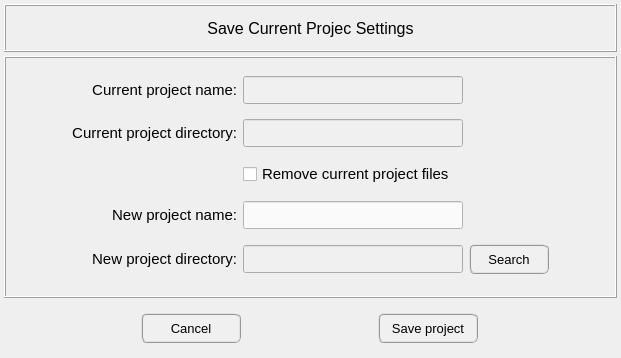
The window that pulse/interface/ui_files/project/save_project_as.ui (open-pulse/OpenPulse) describes before a commit, drawn with Qt 5.
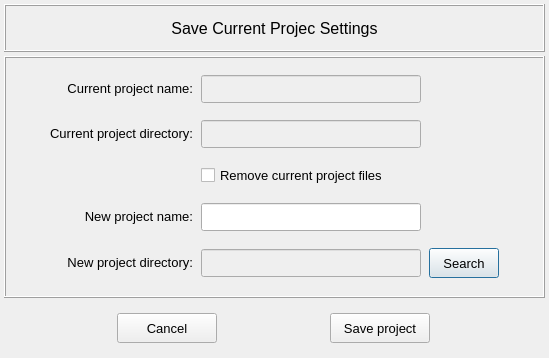
The same window after the commit. Icons and pictures are not drawn.

Commit message: Fixes a bug reached in the Save project as

Patch:
```diff
--- a/pulse/interface/ui_files/project/save_project_as.ui
+++ b/pulse/interface/ui_files/project/save_project_as.ui
@@ -6,7 +6,7 @@
    <rect>
     <x>0</x>
     <y>0</y>
-    <width>621</width>
+    <width>549</width>
     <height>358</height>
    </rect>
   </property>
@@ -77,6 +77,21 @@
       <enum>QFrame::Raised</enum>
      </property>
      <layout class="QGridLayout" name="gridLayout_3">
+      <property name="leftMargin">
+       <number>6</number>
+      </property>
+      <property name="topMargin">
+       <number>6</number>
+      </property>
+      <property name="rightMargin">
+       <number>6</number>
+      </property>
+      <property name="bottomMargin">
+       <number>6</number>
+      </property>
+      <property name="horizontalSpacing">
+       <number>8</number>
+      </property>
       <item row="4" column="3">
        <widget class="QPushButton" name="search_project_folder_button">
         <property name="sizePolicy">
@@ -87,13 +102,13 @@
         </property>
         <property name="minimumSize">
          <size>
-          <width>80</width>
+          <width>70</width>
           <height>30</height>
          </size>
         </property>
         <property name="maximumSize">
          <size>
-          <width>80</width>
+          <width>70</width>
           <height>30</height>
          </size>
         </property>
@@ -113,10 +128,7 @@
          </font>
         </property>
         <property name="styleSheet">
-         <string notr="true">QPushButton{border-radius: 6px; border-color: rgb(150, 150, 150); border-style: ridge; border-width: 2px; color: rgb(0, 0, 0); background-color: rgb(240, 240, 240)}
-QPushButton:hover{border-radius: 6px; border-color: rgb(0, 170, 255); border-style: ridge; border-width: 2px; color: rgb(0, 0, 0); background-color: rgba(174, 213, 255, 100)}
-QPushButton:pressed{border-radius: 6px; border-color: rgb(0, 170, 255); border-style: ridge; border-width: 2px; color: rgb(0, 0, 0); background-color: rgb(174, 213, 255)}
-QPushButton:disabled{border-radius: 6px; border-color: rgb(150, 150, 150); border-style: ridge; border-width: 0px; color: rgb(150,150, 150); background-color: rgb(220, 220, 220)}</string>
+         <string notr="true"/>
         </property>
         <property name="text">
          <string>Search</string>
@@ -131,7 +143,7 @@
        <widget class="QCheckBox" name="remove_current_project_files">
         <property name="font">
          <font>
-          <pointsize>11</pointsize>
+          <pointsize>10</pointsize>
          </font>
         </property>
         <property name="text">
@@ -155,7 +167,7 @@
         </property>
         <property name="font">
          <font>
-          <pointsize>11</pointsize>
+          <pointsize>10</pointsize>
          </font>
         </property>
         <property name="text">
@@ -182,7 +194,7 @@
         </property>
         <property name="font">
          <font>
-          <pointsize>11</pointsize>
+          <pointsize>10</pointsize>
          </font>
         </property>
         <property name="text">
@@ -209,7 +221,7 @@
         </property>
         <property name="font">
          <font>
-          <pointsize>11</pointsize>
+          <pointsize>10</pointsize>
          </font>
         </property>
         <property name="text">
@@ -243,8 +255,7 @@
          </font>
         </property>
         <property name="styleSheet">
-         <string notr="true">QLineEdit{color: rgb(0, 0, 0); background-color: rgb(250, 250, 250)}
-QLineEdit:disabled{color: rgb(100, 100, 100); background-color: rgb(240, 240, 240)}</string>
+         <string notr="true"/>
         </property>
         <property name="alignment">
          <set>Qt::AlignCenter</set>
@@ -274,8 +285,7 @@
          </font>
         </property>
         <property name="styleSheet">
-         <string notr="true">QLineEdit{color: rgb(0, 0, 0); background-color: rgb(250, 250, 250)}
-QLineEdit:disabled{color: rgb(100, 100, 100); background-color: rgb(240, 240, 240)}</string>
+         <string notr="true"/>
         </property>
         <property name="alignment">
          <set>Qt::AlignCenter</set>
@@ -305,8 +315,7 @@
          </font>
         </property>
         <property name="styleSheet">
-         <string notr="true">QLineEdit{color: rgb(0, 0, 0); background-color: rgb(250, 250, 250)}
-QLineEdit:disabled{color: rgb(100, 100, 100); background-color: rgb(240, 240, 240)}</string>
+         <string notr="true"/>
         </property>
         <property name="alignment">
          <set>Qt::AlignCenter</set>
@@ -329,7 +338,7 @@
         </property>
         <property name="font">
          <font>
-          <pointsize>11</pointsize>
+          <pointsize>10</pointsize>
          </font>
         </property>
         <property name="text">
@@ -363,8 +372,7 @@
          </font>
         </property>
         <property name="styleSheet">
-         <string notr="true">QLineEdit{color: rgb(0, 0, 0); background-color: rgb(250, 250, 250)}
-QLineEdit:disabled{color: rgb(100, 100, 100); background-color: rgb(240, 240, 240)}</string>
+         <string notr="true"/>
         </property>
         <property name="alignment">
          <set>Qt::AlignCenter</set>
@@ -471,10 +479,7 @@
          </font>
         </property>
         <property name="styleSheet">
-         <string notr="true">QPushButton{border-radius: 6px; border-color: rgb(150, 150, 150); border-style: ridge; border-width: 2px; color: rgb(0, 0, 0); background-color: rgb(240, 240, 240)}
-QPushButton:hover{border-radius: 6px; border-color: rgb(0, 170, 255); border-style: ridge; border-width: 2px; color: rgb(0, 0, 0); background-color: rgba(174, 213, 255, 100)}
-QPushButton:pressed{border-radius: 6px; border-color: rgb(0, 170, 255); border-style: ridge; border-width: 2px; color: rgb(0, 0, 0); background-color: rgb(174, 213, 255)}
-QPushButton:disabled{border-radius: 6px; border-color: rgb(150, 150, 150); border-style: ridge; border-width: 0px; color: rgb(150,150, 150); background-color: rgb(220, 220, 220)}</string>
+         <string notr="true"/>
         </property>
         <property name="text">
          <string>Save project</string>
@@ -513,10 +518,7 @@
          </font>
         </property>
         <property name="styleSheet">
-         <string notr="true">QPushButton{border-radius: 6px; border-color: rgb(150, 150, 150); border-style: ridge; border-width: 2px; color: rgb(0, 0, 0); background-color: rgb(240, 240, 240)}
-QPushButton:hover{border-radius: 6px; border-color: rgb(0, 170, 255); border-style: ridge; border-width: 2px; color: rgb(0, 0, 0); background-color: rgba(174, 213, 255, 100)}
-QPushButton:pressed{border-radius: 6px; border-color: rgb(0, 170, 255); border-style: ridge; border-width: 2px; color: rgb(0, 0, 0); background-color: rgb(174, 213, 255)}
-QPushButton:disabled{border-radius: 6px; border-color: rgb(150, 150, 150); border-style: ridge; border-width: 0px; color: rgb(150,150, 150); background-color: rgb(220, 220, 220)}</string>
+         <string notr="true"/>
         </property>
         <property name="text">
          <string>Cancel</string>
```
Left out of the diff: 8 changed lines with no effect on the pictures. The commit also changes 2 other files.
